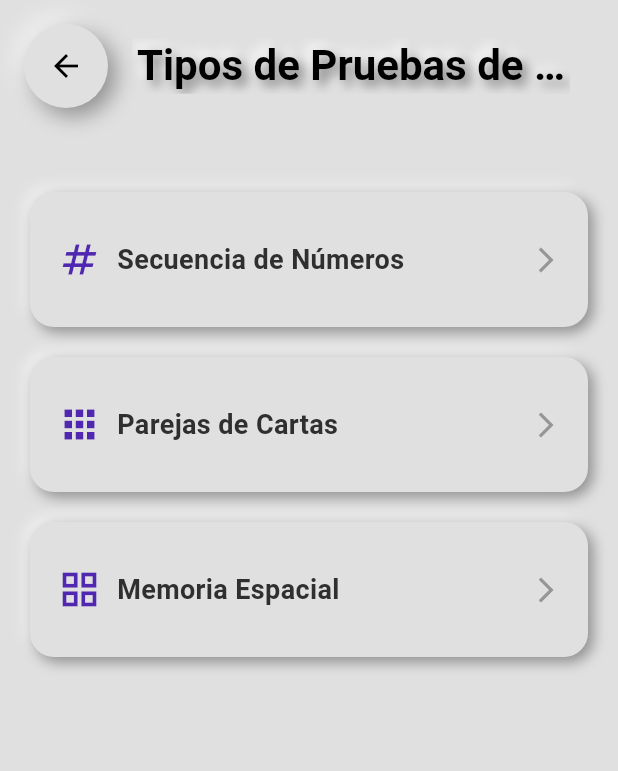
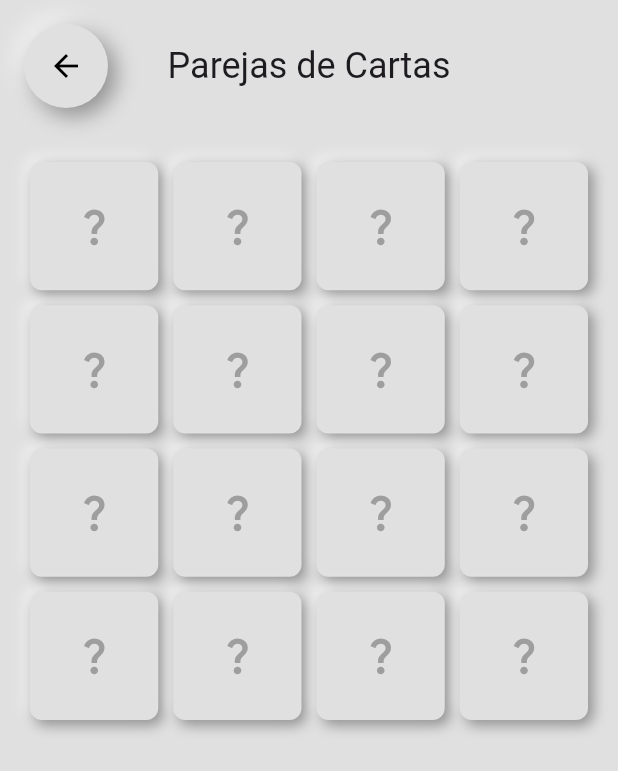
Before and after one commit to jojoji54/Cognitify, a Flutter app: the MemoryTestTypeSelection screen opened directly, after a tap on "Parejas de Cartas", on a phone screen of 412 x 824 dp. Shown: the top 771 px of the screen. Run offline on Flutter 3.47's test engine with Material 3 defaults, Android fonts, the phone set to English and light mode, and no system bars; our stand-ins replace dashed_circular_progress_bar, fl_chart, flutter_dotenv, flutter_neumorphic_plus, font_awesome_flutter, hive and 4 more; missing offline and left inert: flutter_animator; accounts and stored records are empty.

Commit message:
añadiendo la logica del juego de parejas

```diff
--- /dev/null
+++ b/lib/screens/test_execution/memory/games/cards/card_pairs_game.dart
@@ -0,0 +1,121 @@
+// lib/screens/games/card_pairs_game.dart
+import 'package:flutter_neumorphic_plus/flutter_neumorphic.dart';
+import 'package:font_awesome_flutter/font_awesome_flutter.dart';
+import 'dart:math';
+
+class CardPairsGame extends StatefulWidget {
+  const CardPairsGame({Key? key}) : super(key: key);
+
+  @override
+  State<CardPairsGame> createState() => _CardPairsGameState();
+}
+
+class _CardPairsGameState extends State<CardPairsGame> {
+  List<Map<String, dynamic>> cards = [];
+  List<int> selectedIndexes = [];
+  DateTime? startTime;
+  int attempts = 0;
+
+  @override
+  void initState() {
+    super.initState();
+    _initializeGame();
+  }
+
+  void _initializeGame() {
+    final List<IconData> icons = [
+      FontAwesomeIcons.apple,
+      FontAwesomeIcons.car,
+      FontAwesomeIcons.bell,
+      FontAwesomeIcons.coffee,
+      FontAwesomeIcons.dog,
+      FontAwesomeIcons.fish,
+      FontAwesomeIcons.gift,
+      FontAwesomeIcons.heart,
+    ];
+
+    // Duplica y mezcla las cartas
+    cards = [...icons, ...icons]
+        .map((icon) => {"icon": icon, "revealed": false, "matched": false})
+        .toList();
+    cards.shuffle();
+
+    // Reinicia el tiempo y los intentos
+    setState(() {
+      startTime = DateTime.now();
+      attempts = 0;
+    });
+  }
+
+  void _onCardTap(int index) {
+    setState(() {
+      // Revela la carta
+      cards[index]["revealed"] = true;
+      selectedIndexes.add(index);
+
+      // Si se han seleccionado dos cartas, verifica si son pareja
+      if (selectedIndexes.length == 2) {
+        Future.delayed(const Duration(seconds: 1), () {
+          final firstIndex = selectedIndexes[0];
+          final secondIndex = selectedIndexes[1];
+
+          if (cards[firstIndex]["icon"] == cards[secondIndex]["icon"]) {
+            // Marca como emparejadas
+            cards[firstIndex]["matched"] = true;
+            cards[secondIndex]["matched"] = true;
+          } else {
+            // Oculta las cartas si no coinciden
+            cards[firstIndex]["revealed"] = false;
+            cards[secondIndex]["revealed"] = false;
+          }
+
+          selectedIndexes.clear();
+          setState(() {});
+        });
+      }
+    });
+  }
+
+  @override
+  Widget build(BuildContext context) {
+    return Scaffold(
+      appBar: NeumorphicAppBar(
+        title: const Text("Parejas de Cartas"),
+        centerTitle: true,
+      ),
+      backgroundColor: NeumorphicTheme.baseColor(context),
+      body: Padding(
+        padding: const EdgeInsets.all(20),
+        child: GridView.builder(
+          gridDelegate: const SliverGridDelegateWithFixedCrossAxisCount(
+            crossAxisCount: 4,
+            crossAxisSpacing: 10,
+            mainAxisSpacing: 10,
+          ),
+          itemCount: cards.length,
+          itemBuilder: (context, index) {
+            final card = cards[index];
+            return NeumorphicButton(
+              onPressed: card["matched"] || selectedIndexes.contains(index)
+                  ? null
+                  : () => _onCardTap(index),
+              style: NeumorphicStyle(
+                shape: NeumorphicShape.flat,
+                boxShape: NeumorphicBoxShape.roundRect(BorderRadius.circular(8)),
+                depth: card["revealed"] || card["matched"] ? -6 : 6,
+                color: card["matched"]
+                    ? const Color.fromARGB(255, 120, 200, 120)
+                    : NeumorphicTheme.baseColor(context),
+              ),
+              child: Center(
+                child: card["revealed"] || card["matched"]
+                    ? Icon(card["icon"], size: 30, color: Colors.black)
+                    : const Icon(Icons.question_mark, size: 30, color: Colors.grey),
+              ),
+            );
+          },
+        ),
+      ),
+    );
+  }
+}
--- a/lib/screens/test_execution/memory/memory_test_type_selection.dart
+++ b/lib/screens/test_execution/memory/memory_test_type_selection.dart
@@ -1,5 +1,6 @@
-
+import 'package:cognitify/screens/test_execution/memory/games/cards/card_pairs_game.dart';
 import 'package:cognitify/screens/test_execution/memory/games/secuenceOfNumbers/secuence_of_numbers.dart';
+import 'package:flutter/services.dart';
 import 'package:flutter_neumorphic_plus/flutter_neumorphic.dart';
 
 class MemoryTestTypeSelection extends StatelessWidget {
@@ -32,14 +33,17 @@ class MemoryTestTypeSelection extends StatelessWidget {
             const SizedBox(height: 20),
             NeumorphicButton(
               onPressed: () {
+                HapticFeedback.lightImpact();
                 Navigator.push(
                   context,
-                  MaterialPageRoute(builder: (context) => const SequenceOfNumbers()),
+                  MaterialPageRoute(
+                      builder: (context) => const SequenceOfNumbers()),
                 );
               },
               style: NeumorphicStyle(
                 shape: NeumorphicShape.flat,
-                boxShape: NeumorphicBoxShape.roundRect(BorderRadius.circular(16)),
+                boxShape:
+                    NeumorphicBoxShape.roundRect(BorderRadius.circular(16)),
                 depth: 6,
               ),
               child: const Padding(
@@ -49,7 +53,8 @@ class MemoryTestTypeSelection extends StatelessWidget {
                   children: [
                     Row(
                       children: [
-                        Icon(Icons.numbers, size: 30, color: Color.fromARGB(255, 80, 39, 176)),
+                        Icon(Icons.numbers,
+                            size: 30, color: Color.fromARGB(255, 80, 39, 176)),
                         SizedBox(width: 10),
                         Text(
                           "Secuencia de Números",
@@ -61,17 +66,26 @@ class MemoryTestTypeSelection extends StatelessWidget {
                         ),
                       ],
                     ),
-                    Icon(Icons.arrow_forward_ios, size: 20, color: Color.fromARGB(255, 150, 150, 150)),
+                    Icon(Icons.arrow_forward_ios,
+                        size: 20, color: Color.fromARGB(255, 150, 150, 150)),
                   ],
                 ),
               ),
             ),
             const SizedBox(height: 20),
             NeumorphicButton(
-              onPressed: () {},
+              onPressed: () {
+                HapticFeedback.lightImpact();
+                Navigator.push(
+                  context,
+                  MaterialPageRoute(
+                      builder: (context) => const CardPairsGame()),
+                );
+              },
               style: NeumorphicStyle(
                 shape: NeumorphicShape.flat,
-                boxShape: NeumorphicBoxShape.roundRect(BorderRadius.circular(16)),
+                boxShape:
+                    NeumorphicBoxShape.roundRect(BorderRadius.circular(16)),
                 depth: 6,
               ),
               child: const Padding(
@@ -81,7 +95,8 @@ class MemoryTestTypeSelection extends StatelessWidget {
                   children: [
                     Row(
                       children: [
-                        Icon(Icons.apps, size: 30, color: Color.fromARGB(255, 80, 39, 176)),
+                        Icon(Icons.apps,
+                            size: 30, color: Color.fromARGB(255, 80, 39, 176)),
                         SizedBox(width: 10),
                         Text(
                           "Parejas de Cartas",
@@ -93,7 +108,8 @@ class MemoryTestTypeSelection extends StatelessWidget {
                         ),
                       ],
                     ),
-                    Icon(Icons.arrow_forward_ios, size: 20, color: Color.fromARGB(255, 150, 150, 150)),
+                    Icon(Icons.arrow_forward_ios,
+                        size: 20, color: Color.fromARGB(255, 150, 150, 150)),
                   ],
                 ),
               ),
@@ -103,7 +119,8 @@ class MemoryTestTypeSelection extends StatelessWidget {
               onPressed: () {},
               style: NeumorphicStyle(
                 shape: NeumorphicShape.flat,
-                boxShape: NeumorphicBoxShape.roundRect(BorderRadius.circular(16)),
+                boxShape:
+                    NeumorphicBoxShape.roundRect(BorderRadius.circular(16)),
                 depth: 6,
               ),
               child: const Padding(
@@ -113,7 +130,8 @@ class MemoryTestTypeSelection extends StatelessWidget {
                   children: [
                     Row(
                       children: [
-                        Icon(Icons.grid_view, size: 30, color: Color.fromARGB(255, 80, 39, 176)),
+                        Icon(Icons.grid_view,
+                            size: 30, color: Color.fromARGB(255, 80, 39, 176)),
                         SizedBox(width: 10),
                         Text(
                           "Memoria Espacial",
@@ -125,7 +143,8 @@ class MemoryTestTypeSelection extends StatelessWidget {
                         ),
                       ],
                     ),
-                    Icon(Icons.arrow_forward_ios, size: 20, color: Color.fromARGB(255, 150, 150, 150)),
+                    Icon(Icons.arrow_forward_ios,
+                        size: 20, color: Color.fromARGB(255, 150, 150, 150)),
                   ],
                 ),
               ),
```
